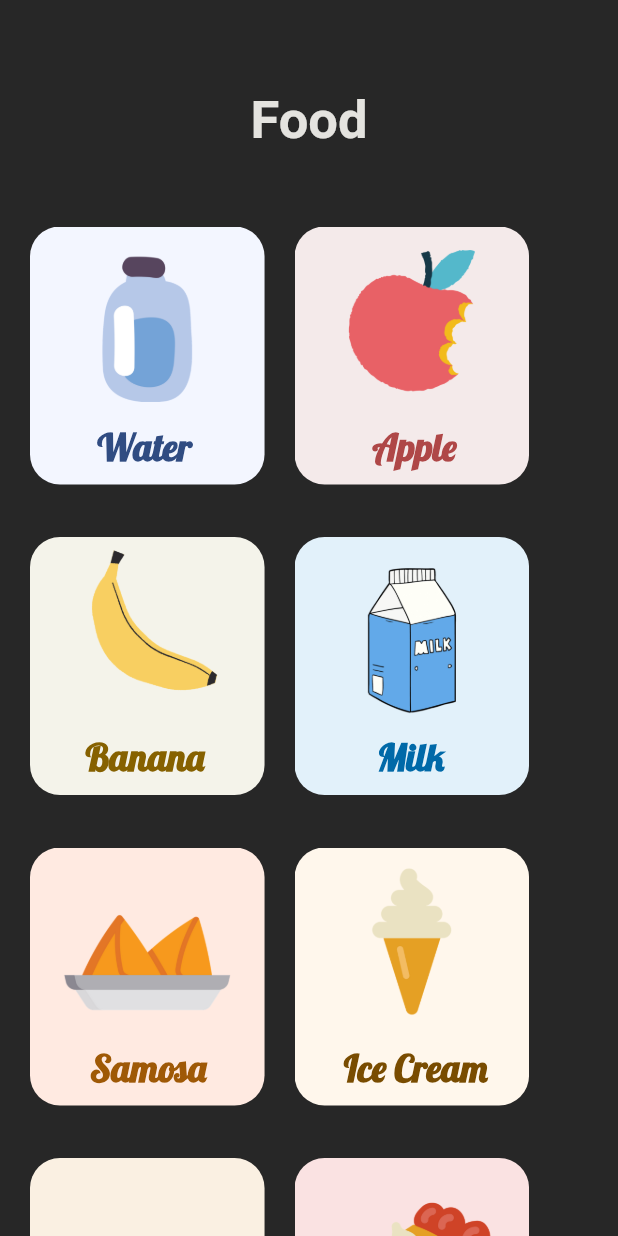
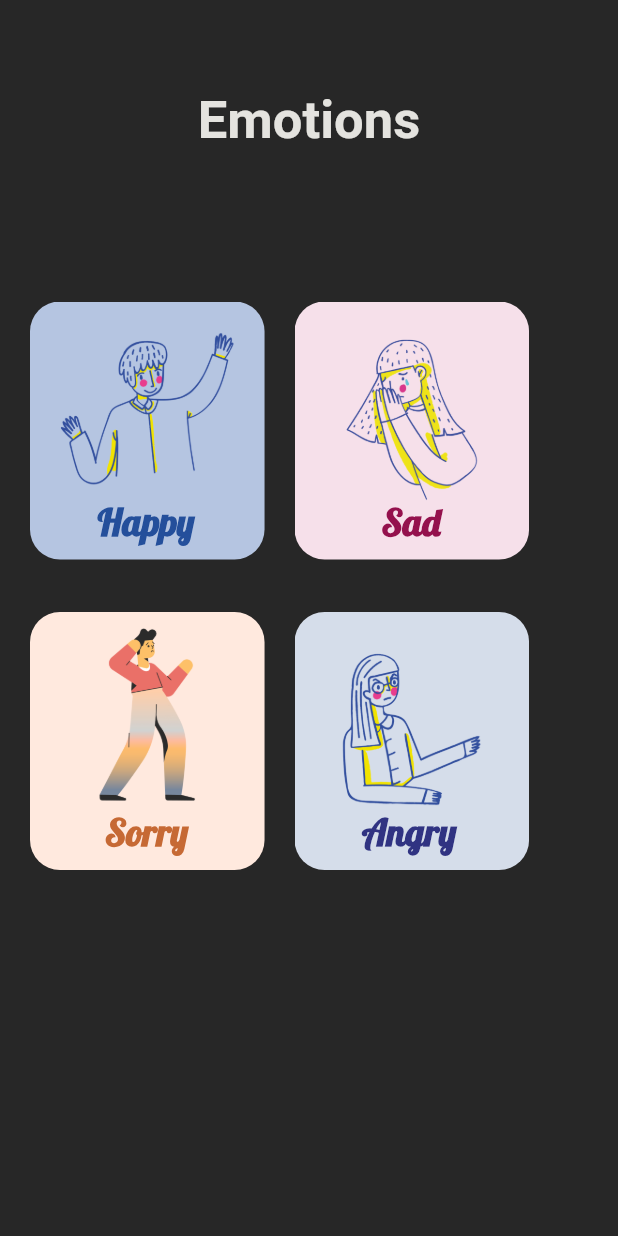
Before and after one commit to srishtiv27/give_me_a_sign, a Flutter app: the screen it shows after launch, on a phone screen of 412 x 824 dp. Run offline on Flutter 3.47's test engine with Material 2 defaults, Android fonts, the phone set to English and light mode, and no system bars; our stand-ins replace carousel_slider.

Commit message:
Added emotions menu

```diff
--- a/lib/main.dart
+++ b/lib/main.dart
@@ -4,6 +4,7 @@ import 'package:give_me_a_sign/screens/animals_menu.dart';
 import 'package:give_me_a_sign/screens/colours_menu.dart';
 import 'package:give_me_a_sign/screens/days_and_months_menu.dart';
 import 'package:give_me_a_sign/screens/days_page.dart';
+import 'package:give_me_a_sign/screens/emotions_menu.dart';
 import 'package:give_me_a_sign/screens/family_menu.dart';
 import 'package:give_me_a_sign/screens/food_menu.dart';
 import 'package:give_me_a_sign/screens/learn_menu.dart';
@@ -20,7 +21,7 @@ class GiveMeASign extends StatelessWidget {
   Widget build(BuildContext context) {
     return MaterialApp(
       title: 'Give Me a Sign',
-      initialRoute: FoodMenu.id,
+      initialRoute: EmotionsMenu.id,
       routes: {
         MenuPage.id: (context) => MenuPage(),
         LearnMenu.id: (context) => LearnMenu(),
@@ -33,6 +34,7 @@ class GiveMeASign extends StatelessWidget {
         FamilyMenu.id: (context) => FamilyMenu(),
         FoodMenu.id: (context) => FoodMenu(),
         AnimalsMenu.id: (context) => AnimalsMenu(),
+        EmotionsMenu.id: (context) => EmotionsMenu(),
       },
     );
   }
--- /dev/null
+++ b/lib/screens/emotions_menu.dart
@@ -0,0 +1,76 @@
+import 'package:flutter/material.dart';
+import 'package:give_me_a_sign/widgets/learn_card.dart';
+
+class EmotionsMenu extends StatelessWidget {
+  static String id = 'emotions_menu';
+  @override
+  Widget build(BuildContext context) {
+    return Scaffold(
+      backgroundColor: Color(0xFF272727),
+      body: Padding(
+        padding: EdgeInsets.only(left: 20.0, top: 60.0, right: 20.0),
+        child: SingleChildScrollView(
+          child: Column(
+            children: <Widget>[
+              Text(
+                'Emotions',
+                style: TextStyle(
+                  fontSize: 35.0,
+                  fontWeight: FontWeight.bold,
+                  color: Color(0xFFE4E3DF),
+                ),
+              ),
+              SizedBox(
+                height: 100.0,
+              ),
+              Row(
+                children: [
+                  LearnCard(
+                    image: 'assets/images/emotions_cards/happy.png',
+                    label: 'Happy',
+                    color: Color(0xFF244F9B),
+                    left: 45.0,
+                  ),
+                  SizedBox(
+                    width: 20.0,
+                  ),
+                  LearnCard(
+                    image: 'assets/images/emotions_cards/sad.png',
+                    label: 'Sad',
+                    left: 58,
+                    color: Color(0xFF94114D),
+                  )
+                ],
+              ),
+              SizedBox(
+                height: 35.0,
+              ),
+              Row(
+                children: [
+                  LearnCard(
+                    image: 'assets/images/emotions_cards/sorry.png',
+                    label: 'Sorry',
+                    left: 50.0,
+                    color: Color(0xFFC66934),
+                  ),
+                  SizedBox(
+                    width: 20.0,
+                  ),
+                  LearnCard(
+                    image: 'assets/images/emotions_cards/angry.png',
+                    label: 'Angry',
+                    left: 45,
+                    color: Color(0XFF303382),
+                  )
+                ],
+              ),
+              SizedBox(
+                height: 35.0,
+              ),
+            ],
+          ),
+        ),
+      ),
+    );
+  }
+}
--- a/pubspec.yaml
+++ b/pubspec.yaml
@@ -37,6 +37,7 @@ flutter:
     - assets/images/family_cards/
     - assets/images/food_cards/
     - assets/images/animal_cards/
+    - assets/images/emotions_cards/
 
   fonts:
     - family: Lobster
```
Also changed, not shown: assets/images/emotions_cards/angry.png (added), assets/images/emotions_cards/happy.png (added), assets/images/emotions_cards/sad.png (added), assets/images/emotions_cards/sorry.png (added).
